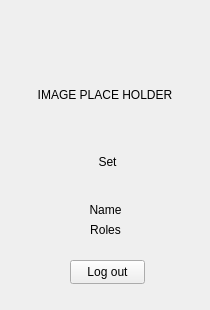
Old version of the form ui/userInfoWidget.ui in the repository c-ryan-z/pos-py.
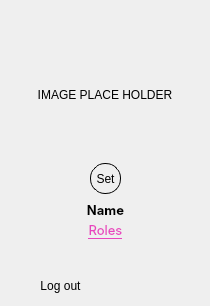
New version of the form. Icons and pictures are not drawn.

```diff
--- a/ui/userInfoWidget.ui
+++ b/ui/userInfoWidget.ui
@@ -7,7 +7,7 @@
     <x>0</x>
     <y>0</y>
     <width>210</width>
-    <height>310</height>
+    <height>306</height>
    </rect>
   </property>
   <property name="windowTitle">
@@ -16,15 +16,32 @@
   <widget class="QPushButton" name="pb_logout">
    <property name="geometry">
     <rect>
-     <x>70</x>
-     <y>260</y>
-     <width>75</width>
-     <height>24</height>
+     <x>0</x>
+     <y>270</y>
+     <width>121</width>
+     <height>31</height>
     </rect>
    </property>
+   <property name="styleSheet">
+    <string notr="true">QPushButton {
+	background: rgba(0,0,0,0);
+	border: 1px solid rgba(0,0,0,0);
+	border-radius: 37px;
+}</string>
+   </property>
    <property name="text">
     <string>Log out</string>
    </property>
+   <property name="icon">
+    <iconset>
+     <normaloff>../src/frontend/__image/login_elements/sign-out-alt.svg</normaloff>../src/frontend/__image/login_elements/sign-out-alt.svg</iconset>
+   </property>
+   <property name="iconSize">
+    <size>
+     <width>24</width>
+     <height>24</height>
+    </size>
+   </property>
   </widget>
   <widget class="QLabel" name="lb_username">
    <property name="geometry">
@@ -35,6 +52,13 @@
      <height>20</height>
     </rect>
    </property>
+   <property name="font">
+    <font>
+     <family>Inter</family>
+     <pointsize>10</pointsize>
+     <bold>true</bold>
+    </font>
+   </property>
    <property name="layoutDirection">
     <enum>Qt::LeftToRight</enum>
    </property>
@@ -84,19 +108,6 @@
      <set>Qt::AlignCenter</set>
     </property>
    </widget>
-   <widget class="QPushButton" name="pb_setImage">
-    <property name="geometry">
-     <rect>
-      <x>40</x>
-      <y>130</y>
-      <width>75</width>
-      <height>24</height>
-     </rect>
-    </property>
-    <property name="text">
-     <string>Set</string>
-    </property>
-   </widget>
   </widget>
   <widget class="QLabel" name="lb_role">
    <property name="geometry">
@@ -107,9 +118,21 @@
      <height>20</height>
     </rect>
    </property>
+   <property name="font">
+    <font>
+     <family>Inter</family>
+     <pointsize>10</pointsize>
+     <underline>true</underline>
+    </font>
+   </property>
    <property name="layoutDirection">
     <enum>Qt::LeftToRight</enum>
    </property>
+   <property name="styleSheet">
+    <string notr="true">QLabel {
+	color:  rgba(232,69,191,1);
+}</string>
+   </property>
    <property name="text">
     <string>Roles</string>
    </property>
@@ -120,6 +143,25 @@
     <bool>false</bool>
    </property>
   </widget>
+  <widget class="QPushButton" name="pb_setImage">
+   <property name="geometry">
+    <rect>
+     <x>90</x>
+     <y>163</y>
+     <width>31</width>
+     <height>31</height>
+    </rect>
+   </property>
+   <property name="styleSheet">
+    <string notr="true">QPushButton {
+	border: 1px solid #000000;
+	border-radius: 15px;
+}</string>
+   </property>
+   <property name="text">
+    <string>Set</string>
+   </property>
+  </widget>
  </widget>
  <resources/>
  <connections/>
```
